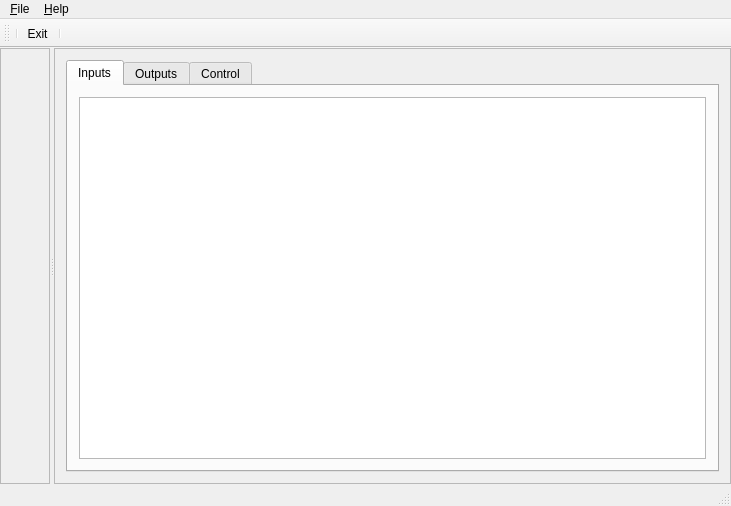
Above: apps/OpenBeamStudio/mainwindow.ui from open-beam/openbeam before the change. Below: the same form after it.
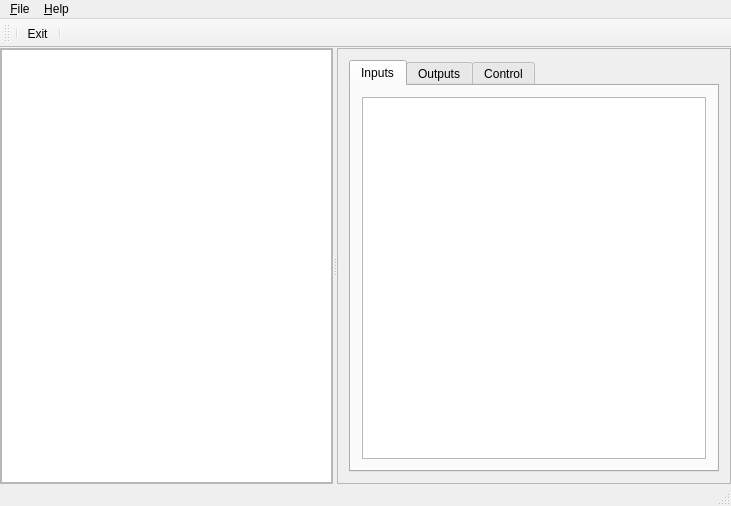
That is the form after the change. Icons and pictures are not drawn.

Commit message: gui: tree view

Diff of the .ui file:
```diff
--- a/apps/OpenBeamStudio/mainwindow.ui
+++ b/apps/OpenBeamStudio/mainwindow.ui
@@ -89,6 +89,9 @@
         <property name="bottomMargin">
          <number>0</number>
         </property>
+        <item>
+         <widget class="QTreeView" name="tvBrowserDirs"/>
+        </item>
        </layout>
       </widget>
       <widget class="QFrame" name="frame_2">
```
The commit also changes 2 other files.
